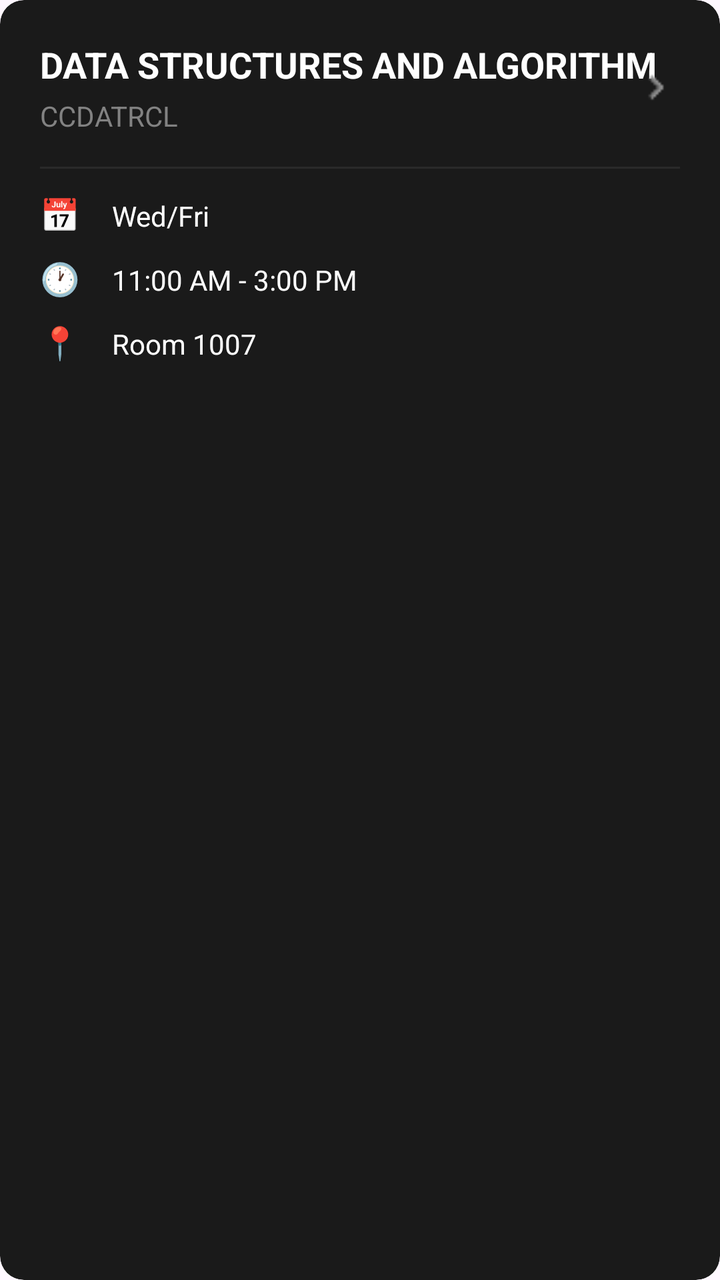
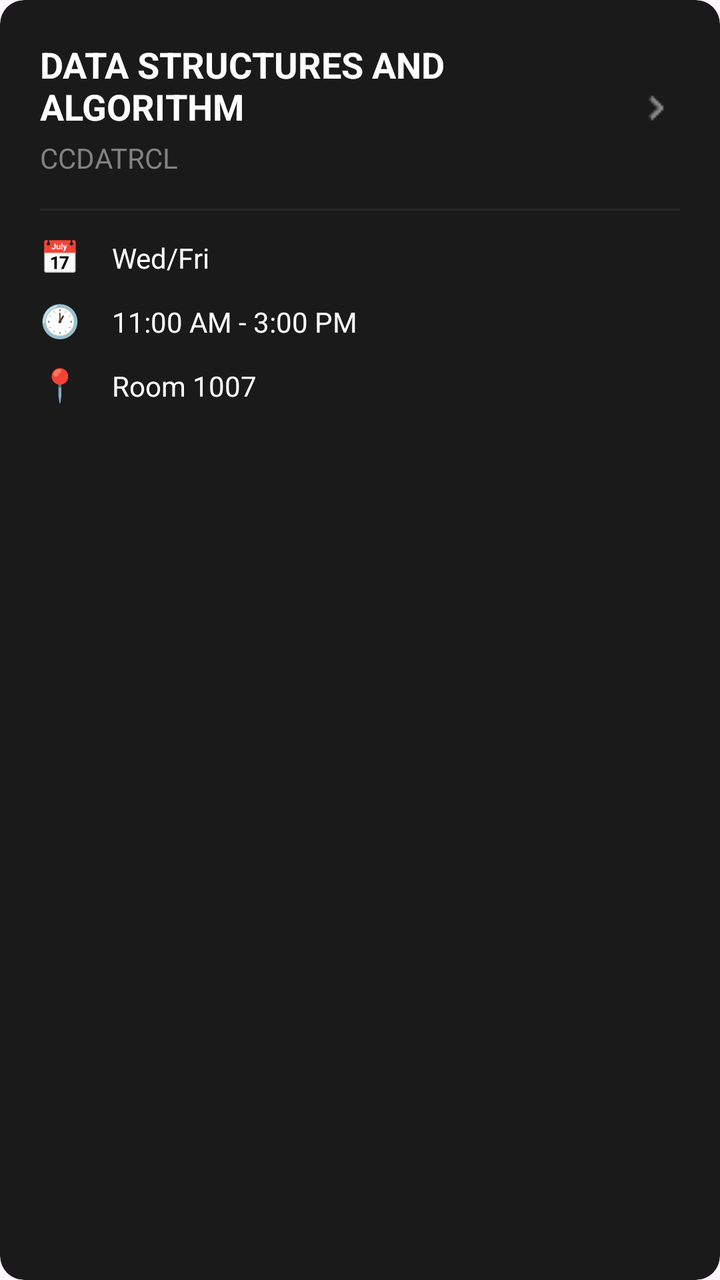

Screens rendered from an Android XML layout before and after an edit, with the pre-edit source and the edit as a unified diff.
<!-- AndroidManifest.xml: application theme Theme.AuthTest -->
<!-- res/layout/activity_item_class_card.xml -->
<?xml version="1.0" encoding="utf-8"?>
<androidx.cardview.widget.CardView xmlns:android="http://schemas.android.com/apk/res/android"
    xmlns:app="http://schemas.android.com/apk/res-auto"
    android:id="@+id/classCard"
    android:layout_width="match_parent"
    android:layout_height="wrap_content"
    android:layout_marginStart="20dp"
    android:layout_marginEnd="20dp"
    android:layout_marginBottom="15dp"
    app:cardBackgroundColor="#1A1A1A"
    app:cardCornerRadius="12dp"
    app:cardElevation="0dp">

    <LinearLayout
        android:layout_width="match_parent"
        android:layout_height="wrap_content"
        android:orientation="vertical"
        android:padding="20dp">

        <RelativeLayout
            android:layout_width="match_parent"
            android:layout_height="wrap_content"
            android:layout_marginBottom="8dp">

            <LinearLayout
                android:layout_width="wrap_content"
                android:layout_height="wrap_content"
                android:layout_alignParentStart="true"
                android:layout_centerVertical="true"
                android:orientation="vertical">

                <TextView
                    android:id="@+id/classNameText"
                    android:layout_width="wrap_content"
                    android:layout_height="wrap_content"
                    android:text="DATA STRUCTURES AND ALGORITHM"
                    android:textColor="#FFFFFF"
                    android:textSize="18sp"
                    android:textStyle="bold"
                    android:textAllCaps="true"
                    android:layout_marginBottom="4dp" />

                <TextView
                    android:id="@+id/subjectCodeText"
                    android:layout_width="wrap_content"
                    android:layout_height="wrap_content"
                    android:text="CCDATRCL"
                    android:textColor="#828282"
                    android:textSize="14sp"
                    android:textAllCaps="true" />

            </LinearLayout>

            <ImageView
                android:layout_width="24dp"
                android:layout_height="24dp"
                android:layout_alignParentEnd="true"
                android:layout_centerVertical="true"
                android:src="@drawable/card_arrow" />

        </RelativeLayout>

        <View
            android:layout_width="match_parent"
            android:layout_height="1dp"
            android:background="#2A2A2A"
            android:layout_marginTop="8dp"
            android:layout_marginBottom="12dp" />

        <LinearLayout
            android:layout_width="match_parent"
            android:layout_height="wrap_content"
            android:orientation="vertical">

            <LinearLayout
                android:layout_width="match_parent"
                android:layout_height="wrap_content"
                android:orientation="horizontal"
                android:layout_marginBottom="8dp">

                <TextView
                    android:layout_width="24dp"
                    android:layout_height="24dp"
                    android:text="📅"
                    android:textSize="16sp"
                    android:layout_marginEnd="12dp" />

                <TextView
                    android:id="@+id/daysText"
                    android:layout_width="wrap_content"
                    android:layout_height="wrap_content"
                    android:text="Wed/Fri"
                    android:textColor="#FFFFFF"
                    android:textSize="14sp" />

            </LinearLayout>

            <LinearLayout
                android:layout_width="match_parent"
                android:layout_height="wrap_content"
                android:orientation="horizontal"
                android:layout_marginBottom="8dp">

                <TextView
                    android:layout_width="24dp"
                    android:layout_height="24dp"
                    android:text="🕐"
                    android:textSize="16sp"
                    android:layout_marginEnd="12dp" />

                <TextView
                    android:id="@+id/timeText"
                    android:layout_width="wrap_content"
                    android:layout_height="wrap_content"
                    android:text="11:00 AM - 3:00 PM"
                    android:textColor="#FFFFFF"
                    android:textSize="14sp" />

            </LinearLayout>

            <LinearLayout
                android:layout_width="match_parent"
                android:layout_height="wrap_content"
                android:orientation="horizontal"
                android:layout_marginBottom="0dp">

                <TextView
                    android:layout_width="24dp"
                    android:layout_height="24dp"
                    android:text="📍"
                    android:textSize="16sp"
                    android:layout_marginEnd="12dp" />

                <TextView
                    android:id="@+id/roomText"
                    android:layout_width="wrap_content"
                    android:layout_height="wrap_content"
                    android:text="Room 1007"
                    android:textColor="#FFFFFF"
                    android:textSize="14sp" />

            </LinearLayout>

        </LinearLayout>

    </LinearLayout>

</androidx.cardview.widget.CardView>
<!-- resources referenced by this layout -->
<resources>
  <!-- drawable card_arrow: png bitmap (drawable, 346 bytes) -->
  <style name="Theme.AuthTest" parent="Base.Theme.AuthTest" />
  <style name="Base.Theme.AuthTest" parent="Theme.Material3.DayNight.NoActionBar">
          
          
      </style>
</resources>

<!-- the commit's change to res/layout/activity_item_class_card.xml (unified diff, before → after) -->
@@ -23,11 +23,14 @@
             android:layout_marginBottom="8dp">
 
             <LinearLayout
+                android:id="@+id/classInfoLayout"
                 android:layout_width="wrap_content"
                 android:layout_height="wrap_content"
                 android:layout_alignParentStart="true"
                 android:layout_centerVertical="true"
-                android:orientation="vertical">
+                android:layout_toStartOf="@+id/cardArrowIcon"
+                android:orientation="vertical"
+                android:layout_marginEnd="12dp">
 
                 <TextView
                     android:id="@+id/classNameText"
@@ -38,7 +41,9 @@
                     android:textSize="18sp"
                     android:textStyle="bold"
                     android:textAllCaps="true"
-                    android:layout_marginBottom="4dp" />
+                    android:layout_marginBottom="4dp"
+                    android:ellipsize="end"
+                    android:maxLines="2" />
 
                 <TextView
                     android:id="@+id/subjectCodeText"
@@ -52,6 +57,7 @@
             </LinearLayout>
 
             <ImageView
+                android:id="@+id/cardArrowIcon"
                 android:layout_width="24dp"
                 android:layout_height="24dp"
                 android:layout_alignParentEnd="true"
